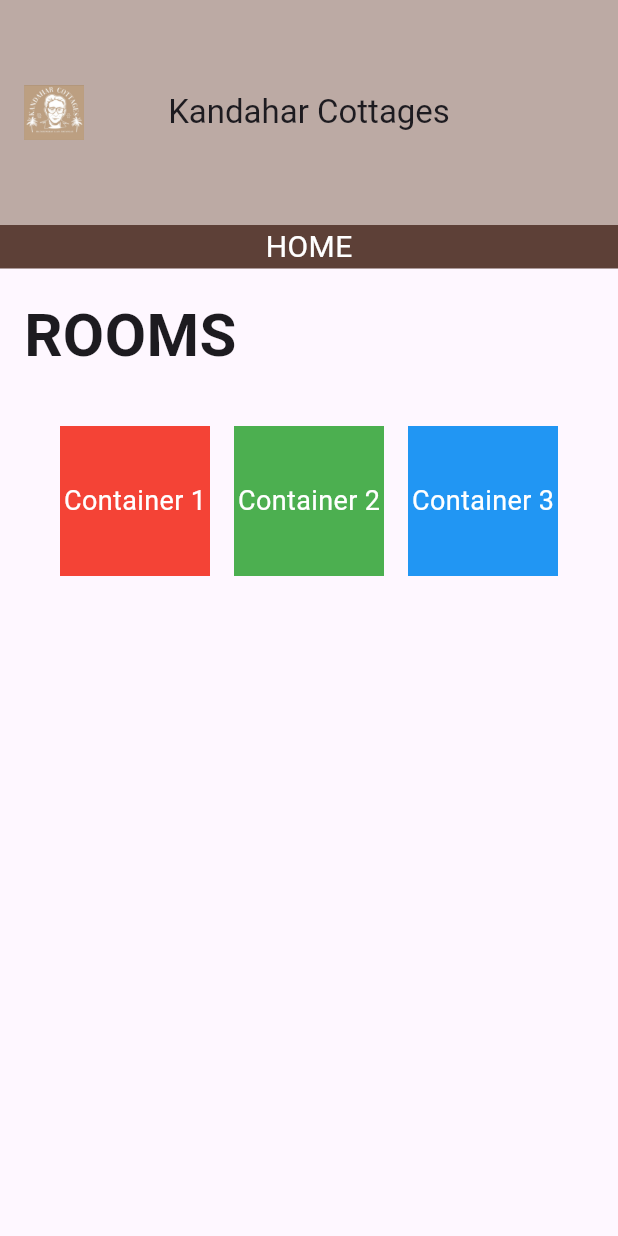
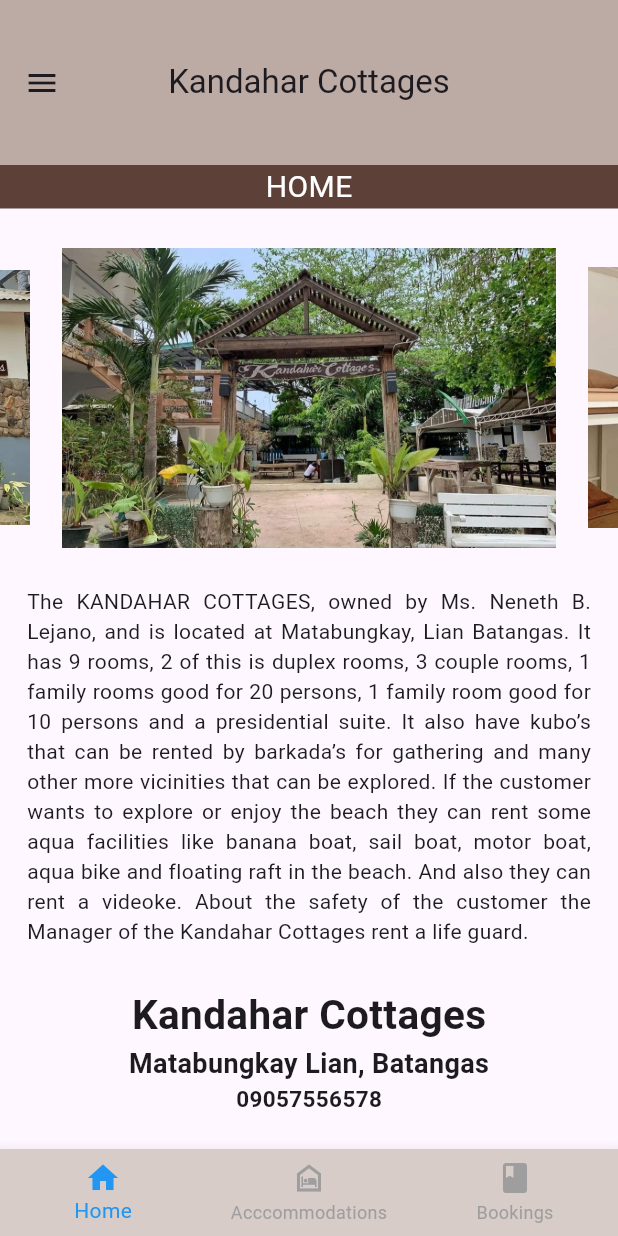
Before and after one commit to aileen717/kctech_frontend, a Flutter app: the screen it shows after launch, on a phone screen of 412 x 824 dp. Run offline on Flutter 3.47's test engine with Material 3 defaults, Android fonts, the phone set to English and light mode, and no system bars; drawn by our look-alikes of carousel_slider.

Commit message:
Home Page

```diff
--- a/lib/main.dart
+++ b/lib/main.dart
@@ -1,3 +1,4 @@
+import 'package:carousel_slider/carousel_slider.dart';
 import 'package:flutter/material.dart';
 
 void main() {
@@ -8,7 +9,7 @@ class MyApp extends StatelessWidget {
   @override
   Widget build(BuildContext context) {
     return MaterialApp(
-      title: 'Flutter Home Page Example',
+      title: '',
       theme: ThemeData(
         primarySwatch: Colors.blue,
       ),
@@ -17,7 +18,32 @@ class MyApp extends StatelessWidget {
   }
 }
 
-class MyHomePage extends StatelessWidget {
+class MyHomePage extends StatefulWidget {
+  @override
+  _MyHomePageState createState() => _MyHomePageState();
+}
+
+class _MyHomePageState extends State<MyHomePage> {
+  int _selectedIndex = 0;
+
+  void _onItemTapped(int index) {
+    setState(() {
+      _selectedIndex = index;
+    });
+  }
+
+  final List<String> imgList = [
+    'assets/front.jpg',
+    'assets/Room1.jpg',
+    'assets/Room2.jpg',
+    'assets/Room3.jpg',
+    'assets/view.jpg',
+    'assets/roomview.jpg',
+    'assets/Room4.jpg',
+    'assets/cottage.jpg',
+    'assets/comfortroom.jpg',
+  ];
+
   @override
   Widget build(BuildContext context) {
     return Scaffold(
@@ -25,20 +51,54 @@ class MyHomePage extends StatelessWidget {
         title: Text('Kandahar Cottages'),
         backgroundColor: Colors.brown[200],
         centerTitle: true,
-        toolbarHeight: 150.0,
-        leading: Padding(
-          padding: const EdgeInsets.only(left: 16.0),
-          child: SizedBox(
-            width: 900,
-            height: 900,
-            child: Image.asset('assets/logo.png'),
+        toolbarHeight: 110.0,
+
+      ),
+      drawer: Drawer(
+        child: ListView(
+          padding: EdgeInsets.zero,
+          children: <Widget>[
+            DrawerHeader(
+              decoration: BoxDecoration(
+                color: Colors.brown[900],
+              ),
+              child: Text(
+                'Menu',
+                style: TextStyle(
+                  color: Colors.white,
+                  fontSize: 24,
                 ),
               ),
             ),
+            ListTile(
+              leading: Icon(Icons.person),
+              title: Text('My Profile'),
+              onTap: () {
+                // Handle the Search tap
+                Navigator.pop(context);
+              },
+            ),
+            ListTile(
+              leading: Icon(Icons.history_sharp),
+              title: Text('History'),
+              onTap: () {
+                Navigator.pop(context);
+              },
+            ),
+            ListTile(
+              leading: Icon(Icons.account_circle_outlined),
+              title: Text('Account'),
+              onTap: () {
+                Navigator.pop(context);
+              },
+            ),
+          ],
+        ),
+      ),
+
       body: Column(
         crossAxisAlignment: CrossAxisAlignment.stretch,
         children: <Widget>[
-          // Second AppBar-like widget
           PreferredSize(
             preferredSize: Size.fromHeight(80.0),
             child: Container(
@@ -51,63 +111,96 @@ class MyHomePage extends StatelessWidget {
               ),
             ),
           ),
-
-          Padding(
-            padding: const EdgeInsets.all(16.0),
+          Center(
             child: Text(
-              'ROOMS',
-              style: TextStyle(fontSize: 40.0, fontWeight: FontWeight.bold),
-
+              '',
+              style: TextStyle(fontSize: 18.0, fontWeight: FontWeight.bold),
+            ),
+          ),
+          CarouselSlider(
+            options: CarouselOptions(
+              height: 200.0,
+              autoPlay: true,
+              enlargeCenterPage: true,
+            ),
+            items: imgList.map((item) => Container(
+              child: Center(
+                child: Image.asset(item, fit: BoxFit.cover, width: 1000),
+              ),
+            )).toList(),
+          ),
+          Center(
+            child: Text(
+              '',
+              style: TextStyle(fontSize: 18.0, fontWeight: FontWeight.bold),
             ),
           ),
           Center(
           child: Padding(
-              padding: const EdgeInsets.all(16.0),
-              child: Row(
-                mainAxisAlignment: MainAxisAlignment.center, // Center contents horizontally
-                children: <Widget>[
-                  Container(
-                    width: 100,
-                    height: 100,
-                    color: Colors.red,
-                    child: Center(
+          padding: EdgeInsets.symmetric(horizontal: 18.0),
             child: Text(
-                        'Container 1',
-                        style: TextStyle(fontSize: 18.0, color: Colors.white),
+              'The KANDAHAR COTTAGES, owned by Ms. Neneth B. Lejano, and is located '
+                  'at Matabungkay, Lian Batangas. It has 9 rooms, 2 of this is duplex '
+                  'rooms, 3 couple rooms, 1 family rooms good for 20 persons, 1 family room '
+                  'good for 10 persons and a presidential suite. It also have kubo’s that can '
+                  'be rented by barkada’s for gathering and many other more vicinities that can '
+                  'be explored. If the customer wants to explore or enjoy the beach they can '
+                  'rent some aqua facilities like banana boat, sail boat, motor boat, aqua bike '
+                  'and floating raft in the beach. And also they can rent a videoke. About '
+                  'the safety of the customer the Manager of the Kandahar Cottages rent a life guard.',
+              textAlign: TextAlign.justify,
+              style: TextStyle(fontSize: 14.0, fontWeight: FontWeight.normal),
             ),
           ),
           ),
-                  SizedBox(width: 16.0), // Optional spacing between containers
-                  Container(
-                    width: 100,
-                    height: 100,
-                    color: Colors.green,
-                    child: Center(
+
+          Center(
             child: Text(
-                        'Container 2',
-                        style: TextStyle(fontSize: 18.0, color: Colors.white),
+              '',
+              style: TextStyle(fontSize: 18.0, fontWeight: FontWeight.bold),
             ),
           ),
+          Center(
+            child: Text(
+              'Kandahar Cottages',
+              style: TextStyle(fontSize: 27.0, fontWeight: FontWeight.bold),
             ),
-                  SizedBox(width: 16.0), // Optional spacing between containers
-                  Container(
-                    width: 100,
-                    height: 100,
-                    color: Colors.blue,
-                    child: Center(
+          ),
+          Center(
             child: Text(
-                        'Container 3',
-                        style: TextStyle(fontSize: 18.0, color: Colors.white),
+              'Matabungkay Lian, Batangas',
+              style: TextStyle(fontSize: 18.0, fontWeight: FontWeight.bold),
             ),
+          ),
+          Center(
+            child: Text(
+              '09057556578',
+              style: TextStyle(fontSize: 15.0, fontWeight: FontWeight.bold),
             ),
           ),
         ],
       ),
+      bottomNavigationBar: BottomNavigationBar(
+        backgroundColor: Colors.brown[100],
+        items: const <BottomNavigationBarItem>[
+          BottomNavigationBarItem(
+            icon: Icon(Icons.home),
+            label: 'Home',
           ),
+          BottomNavigationBarItem(
+            icon: Icon(Icons.night_shelter_outlined),
+            label: 'Acccommodations',
+          ),
+          BottomNavigationBarItem(
+            icon: Icon(Icons.book),
+            label: 'Bookings',
           ),
       ],
+        currentIndex: _selectedIndex,
+        selectedItemColor: Colors.blue,
+        unselectedItemColor: Colors.grey,
+        onTap: _onItemTapped,
       ),
     );
-
   }
 }
```
Also changed, not shown: pubspec.yaml (+10 -1 lines), assets/Room1.jpg (added), assets/Room2.jpg (added), assets/Room3.jpg (added), assets/Room4.jpg (added), assets/comfortroom.jpg (added), assets/cottage.jpg (added), assets/front.jpg (added), assets/room.jpg (added), assets/roomview.jpg (added), assets/view.jpg (added), pubspec.lock. Lines whose indentation alone changed are shown as unchanged.
